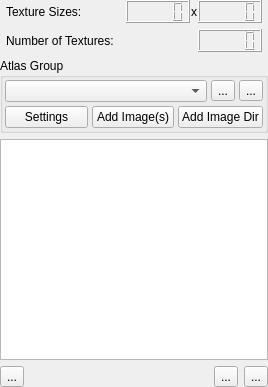
GameOverture/HarmonyEngine, file DesignerTool/src/AtlasWidget.ui: the form before one commit.
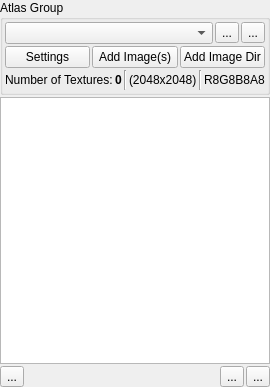
The form after the commit. Icons and pictures are not drawn. Custom widgets are drawn as their Qt base class.

Commit message: More work towards atlas groups and changing their settings

```diff
--- a/DesignerTool/src/AtlasWidget.ui
+++ b/DesignerTool/src/AtlasWidget.ui
@@ -14,6 +14,9 @@
    <string>Form</string>
   </property>
   <layout class="QVBoxLayout" name="verticalLayout">
+   <property name="spacing">
+    <number>2</number>
+   </property>
    <property name="leftMargin">
     <number>0</number>
    </property>
@@ -26,96 +29,6 @@
    <property name="bottomMargin">
     <number>0</number>
    </property>
-   <item>
-    <layout class="QHBoxLayout" name="horizontalLayout">
-     <property name="spacing">
-      <number>1</number>
-     </property>
-     <property name="leftMargin">
-      <number>6</number>
-     </property>
-     <property name="rightMargin">
-      <number>6</number>
-     </property>
-     <item>
-      <widget class="QLabel" name="label">
-       <property name="text">
-        <string>Texture Sizes:</string>
-       </property>
-      </widget>
-     </item>
-     <item>
-      <spacer name="horizontalSpacer_2">
-       <property name="orientation">
-        <enum>Qt::Horizontal</enum>
-       </property>
-       <property name="sizeHint" stdset="0">
-        <size>
-         <width>40</width>
-         <height>20</height>
-        </size>
-       </property>
-      </spacer>
-     </item>
-     <item>
-      <widget class="QLCDNumber" name="lcdTexWidth">
-       <property name="digitCount">
-        <number>5</number>
-       </property>
-      </widget>
-     </item>
-     <item>
-      <widget class="QLabel" name="label_2">
-       <property name="text">
-        <string>x</string>
-       </property>
-      </widget>
-     </item>
-     <item>
-      <widget class="QLCDNumber" name="lcdTexHeight">
-       <property name="digitCount">
-        <number>5</number>
-       </property>
-      </widget>
-     </item>
-    </layout>
-   </item>
-   <item>
-    <layout class="QHBoxLayout" name="horizontalLayout_3">
-     <property name="spacing">
-      <number>1</number>
-     </property>
-     <property name="leftMargin">
-      <number>6</number>
-     </property>
-     <property name="rightMargin">
-      <number>6</number>
-     </property>
-     <item>
-      <widget class="QLabel" name="label_3">
-       <property name="text">
-        <string>Number of Textures:</string>
-       </property>
-      </widget>
-     </item>
-     <item>
-      <spacer name="horizontalSpacer_4">
-       <property name="orientation">
-        <enum>Qt::Horizontal</enum>
-       </property>
-       <property name="sizeHint" stdset="0">
-        <size>
-         <width>40</width>
-         <height>20</height>
-        </size>
-       </property>
-      </spacer>
-     </item>
-     <item>
-      <widget class="QLCDNumber" name="lcdNumTextures"/>
-     </item>
-    </layout>
-   </item>
    <item>
     <widget class="QGroupBox" name="groupBox">
      <property name="title">
@@ -123,7 +36,7 @@
      </property>
      <layout class="QVBoxLayout" name="verticalLayout_2">
       <property name="spacing">
-       <number>4</number>
+       <number>2</number>
       </property>
       <property name="leftMargin">
        <number>2</number>
@@ -187,6 +100,87 @@
         </item>
        </layout>
       </item>
+      <item>
+       <layout class="QHBoxLayout" name="horizontalLayout_6">
+        <property name="spacing">
+         <number>2</number>
+        </property>
+        <item>
+         <spacer name="horizontalSpacer_3">
+          <property name="orientation">
+           <enum>Qt::Horizontal</enum>
+          </property>
+          <property name="sizeHint" stdset="0">
+           <size>
+            <width>40</width>
+            <height>20</height>
+           </size>
+          </property>
+         </spacer>
+        </item>
+        <item>
+         <widget class="QLabel" name="label_3">
+          <property name="text">
+           <string>Number of Textures:</string>
+          </property>
+         </widget>
+        </item>
+        <item>
+         <widget class="QLabel" name="lblNumTextures">
+          <property name="font">
+           <font>
+            <weight>75</weight>
+            <bold>true</bold>
+           </font>
+          </property>
+          <property name="text">
+           <string>0</string>
+          </property>
+         </widget>
+        </item>
+        <item>
+         <widget class="Line" name="line">
+          <property name="orientation">
+           <enum>Qt::Vertical</enum>
+          </property>
+         </widget>
+        </item>
+        <item>
+         <widget class="QLabel" name="lblTexDimensions">
+          <property name="text">
+           <string>(2048x2048)</string>
+          </property>
+         </widget>
+        </item>
+        <item>
+         <widget class="Line" name="line_2">
+          <property name="orientation">
+           <enum>Qt::Vertical</enum>
+          </property>
+         </widget>
+        </item>
+        <item>
+         <widget class="QLabel" name="lblTexType">
+          <property name="text">
+           <string>R8G8B8A8</string>
+          </property>
+         </widget>
+        </item>
+        <item>
+         <spacer name="horizontalSpacer">
+          <property name="orientation">
+           <enum>Qt::Horizontal</enum>
+          </property>
+          <property name="sizeHint" stdset="0">
+           <size>
+            <width>40</width>
+            <height>20</height>
+           </size>
+          </property>
+         </spacer>
+        </item>
+       </layout>
+      </item>
      </layout>
     </widget>
    </item>
```
The commit also changes 8 other files.
